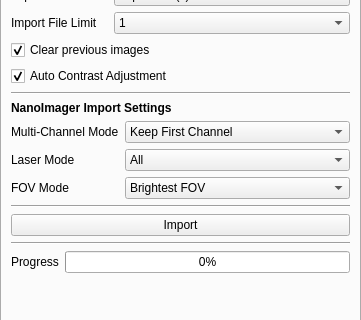
Qt form src/napari_akseg/akseg_ui.ui (piedrro/napari-akseg) before a commit; both pictures show x 0 to 361 and y 108 to 428 of the 361 by 834 pixel window.
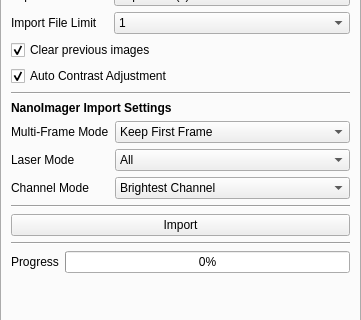
The same form after that commit.

The edit to the form file:
```diff
--- a/src/napari_akseg/akseg_ui.ui
+++ b/src/napari_akseg/akseg_ui.ui
@@ -247,7 +247,7 @@
        <widget class="QComboBox" name="nim_fov_mode">
         <item>
          <property name="text">
-          <string>Brightest FOV</string>
+          <string>Brightest Channel</string>
          </property>
         </item>
         <item>
@@ -270,7 +270,7 @@
       <item row="3" column="0">
        <widget class="QLabel" name="label_31">
         <property name="text">
-         <string>FOV Mode</string>
+         <string>Channel Mode</string>
         </property>
        </widget>
       </item>
@@ -322,7 +322,7 @@
        <widget class="QComboBox" name="nim_multichannel_mode">
         <item>
          <property name="text">
-          <string>Keep First Channel</string>
+          <string>Keep First Frame</string>
          </property>
         </item>
         <item>
@@ -340,7 +340,7 @@
       <item row="1" column="0">
        <widget class="QLabel" name="label_30">
         <property name="text">
-         <string>Multi-Channel Mode</string>
+         <string>Multi-Frame Mode</string>
         </property>
        </widget>
       </item>
```
Left out of the diff: 14 changed lines with no effect on the pictures.
